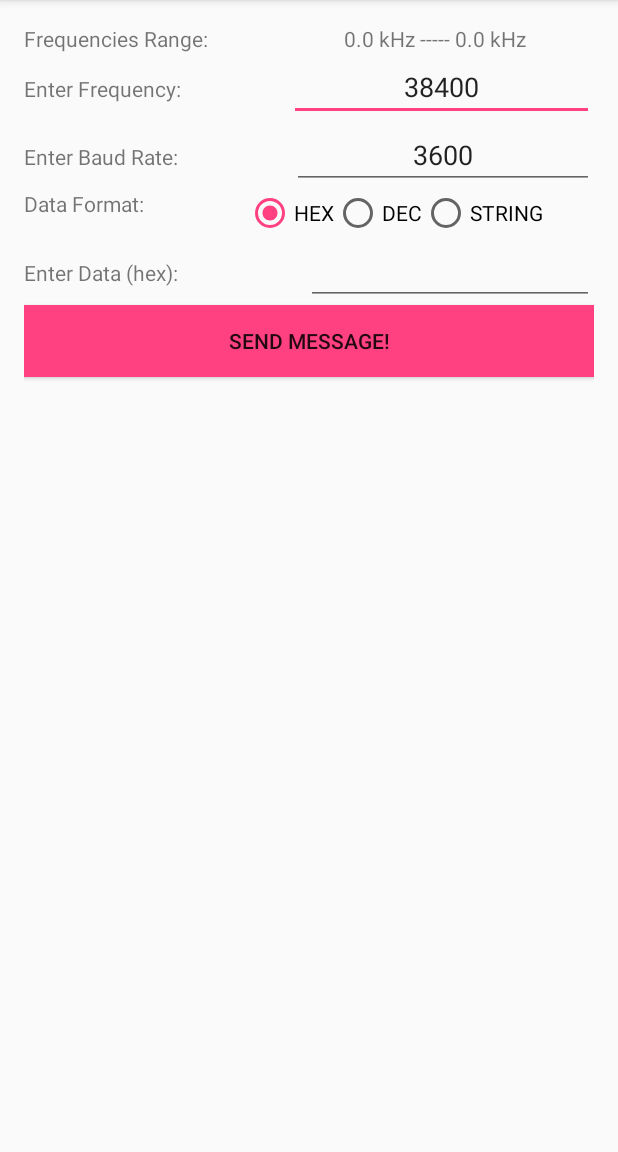
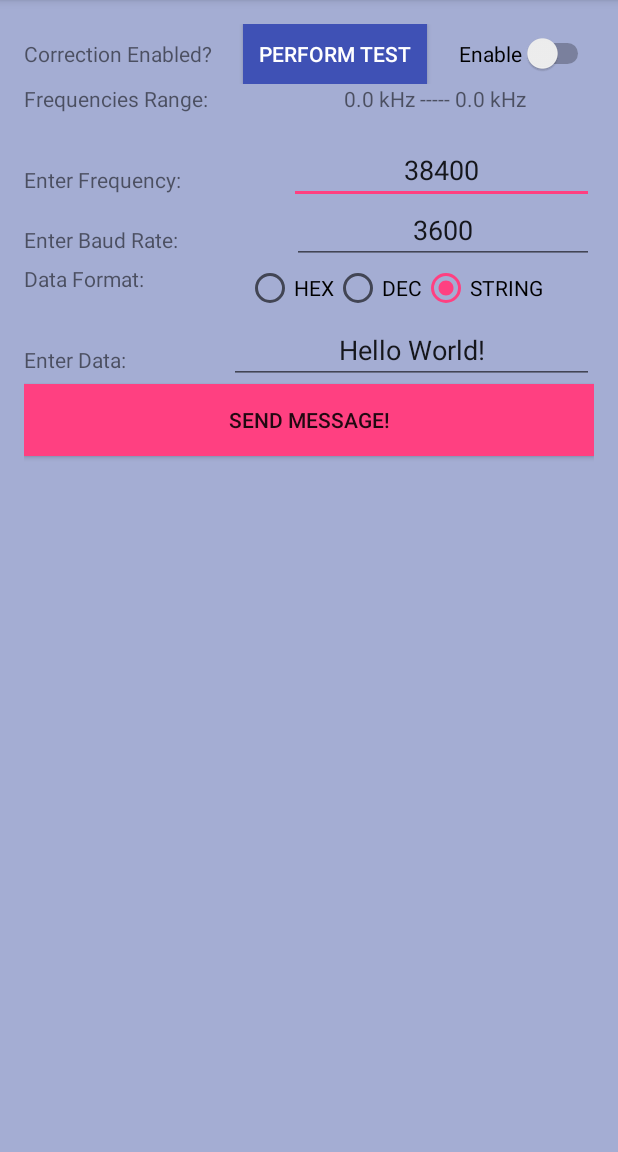
Before and after one commit to Montvydas/IrSerial, an Android app: the screen it shows after launch (MainActivity), on a phone screen of 412 x 824 dp, the part 84-1236 px from its top. Run offline under Robolectric (Android 15) with nearby library versions, the phone set to English and light mode, and no system bars; 1 statement that could not run was skipped.

```diff
--- a/app/src/main/AndroidManifest.xml
+++ b/app/src/main/AndroidManifest.xml
@@ -7,7 +7,7 @@
 
     <application
         android:allowBackup="true"
-        android:icon="@mipmap/ic_launcher"
+        android:icon="@drawable/ic_launcher"
         android:label="@string/app_name"
         android:supportsRtl="true"
         android:theme="@style/AppTheme">
--- a/app/src/main/java/com/monte/ircontroller/MainActivity.java
+++ b/app/src/main/java/com/monte/ircontroller/MainActivity.java
@@ -13,8 +13,10 @@ import android.util.Log;
 import android.view.View;
 import android.view.Menu;
 import android.view.MenuItem;
+import android.widget.CompoundButton;
 import android.widget.EditText;
 import android.widget.RadioGroup;
+import android.widget.Switch;
 import android.widget.TextView;
 import android.widget.Toast;
 
@@ -22,24 +24,44 @@ import com.monte.ircontroller.library.*;
 import com.monte.ircontroller.protocols.IRcontroller;
 import com.monte.ircontroller.protocols.IrSerial;
 
-public class MainActivity extends AppCompatActivity implements RadioGroup.OnCheckedChangeListener {
-    private TextView freqRangeText;
+public class MainActivity extends AppCompatActivity implements RadioGroup.OnCheckedChangeListener, CompoundButton.OnCheckedChangeListener {
+    private TextView freqRangeText; //IR blaster modulation frequency range defined here
 
-    private EditText transmitFreq;
-    private EditText transmitData;
-    private EditText baudRate;
+    private EditText transmitFreq;  //change the modulation frequency
+    private EditText transmitData;  //enter data to send
+    private EditText baudRate;      //change baud rate
 
-    private IrSerial irSerial;
-    private RadioGroup radioFormatGroup;
+    private IrSerial irSerial;      //irSerial object to send data
+    private RadioGroup radioFormatGroup;    //radio group for listening for format changes
 
-    private int transmitFormat = 0;
+    private Switch correctionSwitch;
+
+    private int transmitFormat = 2; //to determine what kind of data you want to send (hex, dec or String)
 
     @Override
     protected void onCreate(Bundle savedInstanceState) {
         super.onCreate(savedInstanceState);
+        //If you want to fix the screen orientation
 //        this.setRequestedOrientation(ActivityInfo.SCREEN_ORIENTATION_PORTRAIT);
+        setContentView(R.layout.activity_main);
 
-        setContentView(R.layout.activity_main);
+        //initialises buttons, textViews...
+        initialiseViews ();
+
+        //initialise the Infrared Serial library
+        irSerial = new IrSerial(this, IrSerial.DEFAULT_FREQ, 3600);
+
+        //set the text for min and max frequencies
+        freqRangeText.setText(irSerial.getMinFreq() / 1000.0 + " kHz" + " ----- " +
+                irSerial.getMaxFreq() / 1000.0 + " kHz");
+
+        if (irSerial.isIrSupported())
+            Toast.makeText(this, "IR Blaster Supported!", Toast.LENGTH_SHORT).show();
+        else
+            Toast.makeText(this, "IR Blaster NOT Supported!", Toast.LENGTH_SHORT).show();
+    }
+
+    private void initialiseViews (){
         Toolbar toolbar = (Toolbar) findViewById(R.id.toolbar);
         setSupportActionBar(toolbar);
 
@@ -55,12 +77,12 @@ public class MainActivity extends AppCompatActivity implements RadioGroup.OnChec
         radioFormatGroup = (RadioGroup) findViewById(R.id.radioFormatGroup);
         radioFormatGroup.setOnCheckedChangeListener(this);
 
-        //initialise the Infrared Serial library
-        irSerial = new IrSerial(this, IrSerial.DEFAULT_FREQ, 3600);
+        correctionSwitch = (Switch) findViewById(R.id.correctionSwitch);
+        correctionSwitch.setOnCheckedChangeListener(this);
+    }
 
-        //set the text for min and max frequencies
-        freqRangeText.setText(irSerial.getMinFreq() / 1000.0 + " kHz" + " ----- " +
-                irSerial.getMinFreq() / 1000.0 + " kHz");
+    public void performTest (View view){
+        irSerial.performCorrectionTest();
     }
 
     public void sendIR(View view) {
@@ -84,17 +106,20 @@ public class MainActivity extends AppCompatActivity implements RadioGroup.OnChec
 
         switch (transmitFormat) {
             case 0: //Transmit hex data; Firstly get String (hex), then translate that to int (dec) and then send
-                String dataHex = transmitData.getText().toString();
-                if (dataHex.length() > 2){
+                String dataHexString = transmitData.getText().toString();
+                int dataHexInt;
+                if (dataHexString.length() > 2){
                     Toast.makeText(this, "Value must be within 00 to FF", Toast.LENGTH_SHORT).show();
                     break;
                 }
                 try {   //an exception will occur if not hex value will be entered
-                    irSerial.send(hexToDec(dataHex));
+                    dataHexInt = hexToDec(dataHexString);
                 } catch (Exception e){
                     Toast.makeText(this, "Enter Hex Value", Toast.LENGTH_SHORT).show();
+                    break;
                 }
-
+                if (!irSerial.send(dataHexInt))
+                    Toast.makeText(this, "Baud rate is too small or message too long", Toast.LENGTH_SHORT).show();
                 break;
             case 1: //Transmit dec data; Parse the data in the field to String and then to int; then Send;
                 int data;
@@ -110,10 +135,12 @@ public class MainActivity extends AppCompatActivity implements RadioGroup.OnChec
                     Toast.makeText(this, "Value must be within range 0 to 255", Toast.LENGTH_SHORT).show();
                     break;
                 }
-                irSerial.send(data);
+                if (!irSerial.send(data))
+                    Toast.makeText(this, "Baud rate is too small or message too long", Toast.LENGTH_SHORT).show();
                 break;
             case 2: //simplest transmission - get the text as string and then transmit it;
-                irSerial.send(transmitData.getText().toString());
+                if (!irSerial.send(transmitData.getText().toString()))
+                    Toast.makeText(this, "Baud rate is too small or message too long", Toast.LENGTH_SHORT).show();
                 break;
         }
         //this is used to clear the field
@@ -147,12 +174,12 @@ public class MainActivity extends AppCompatActivity implements RadioGroup.OnChec
     public void onCheckedChanged(RadioGroup group, int checkedId) {
         switch (checkedId) {
             case R.id.radioHex:         //determine which of the radio buttons are checked;
-                transmitFormat = 0;     //by default hex is checked;
+                transmitFormat = 0;
                 break;
             case R.id.radioDec:
                 transmitFormat = 1;
                 break;
-            case R.id.radioString:
+            case R.id.radioString:      //by default String is checked;
                 transmitFormat = 2;
                 break;
         }
@@ -185,4 +212,12 @@ public class MainActivity extends AppCompatActivity implements RadioGroup.OnChec
         }
         return true;
     }
+
+    @Override
+    public void onCheckedChanged(CompoundButton buttonView, boolean isChecked) {
+        if (isChecked)  //enable correction
+            irSerial.setCorrectionEnabled(true);
+        else
+            irSerial.setCorrectionEnabled(false);
+    }
 }
--- a/app/src/main/res/layout/content_main.xml
+++ b/app/src/main/res/layout/content_main.xml
@@ -11,12 +11,42 @@
     app:layout_behavior="@string/appbar_scrolling_view_behavior"
     tools:context="com.monte.ircontroller.MainActivity"
     android:orientation="vertical"
-    tools:showIn="@layout/activity_main">
+    tools:showIn="@layout/activity_main"
+    android:background="#A4ADD3">
 
     <LinearLayout
         android:layout_width="match_parent"
-        android:layout_height="wrap_content"
+        android:layout_height="40dp"
         android:weightSum="3"
+        android:orientation="horizontal">
+
+        <TextView
+            android:layout_width="wrap_content"
+            android:layout_height="wrap_content"
+            android:text="Correction Enabled?"
+            android:layout_weight="1"/>
+        <Button
+            android:layout_width="wrap_content"
+            android:layout_height="wrap_content"
+            android:text="Perform Test"
+            android:layout_weight="1"
+            android:background="@color/colorPrimary"
+            android:textColor="#FFFFFF"
+            android:onClick="performTest"/>
+        <Switch
+            android:layout_width="wrap_content"
+            android:layout_height="wrap_content"
+            android:id="@+id/correctionSwitch"
+            android:text="Enable"
+            android:textAlignment="textEnd"
+            android:layout_weight="1" />
+    </LinearLayout>
+
+    <LinearLayout
+        android:layout_width="match_parent"
+        android:layout_height="40dp"
+        android:weightSum="3"
+
         android:orientation="horizontal">
 
         <TextView
@@ -37,7 +67,7 @@
 
     <LinearLayout
         android:layout_width="match_parent"
-        android:layout_height="wrap_content"
+        android:layout_height="40dp"
         android:weightSum="3"
         android:orientation="horizontal">
 
@@ -57,7 +87,7 @@
 
     <LinearLayout
         android:layout_width="match_parent"
-        android:layout_height="wrap_content"
+        android:layout_height="40dp"
         android:weightSum="3"
         android:orientation="horizontal">
 
@@ -77,7 +107,7 @@
 
     <LinearLayout
         android:layout_width="match_parent"
-        android:layout_height="wrap_content"
+        android:layout_height="40dp"
         android:weightSum="3"
         android:orientation="horizontal">
 
@@ -97,8 +127,7 @@
                 android:layout_width="wrap_content"
                 android:layout_height="wrap_content"
                 android:text="HEX"
-                android:id="@+id/radioHex"
-                android:checked="true"/>
+                android:id="@+id/radioHex" />
             <RadioButton
                 android:layout_width="wrap_content"
                 android:layout_height="wrap_content"
@@ -108,26 +137,28 @@
                 android:layout_width="wrap_content"
                 android:layout_height="wrap_content"
                 android:text="STRING"
-                android:id="@+id/radioString"/>
+                android:id="@+id/radioString"
+                android:checked="true"/>
         </RadioGroup>
     </LinearLayout>
 
     <LinearLayout
         android:layout_width="match_parent"
-        android:layout_height="wrap_content"
+        android:layout_height="40dp"
         android:weightSum="3"
         android:orientation="horizontal">
 
         <TextView
             android:layout_width="wrap_content"
             android:layout_height="wrap_content"
-            android:text="Enter Data (hex):"
+            android:text="Enter Data:"
             android:layout_weight="1"/>
         <EditText
             android:id="@+id/transmitDataText"
             android:layout_width="wrap_content"
             android:layout_height="wrap_content"
             android:gravity="center"
+            android:text="Hello World!"
             android:layout_weight="2"/>
     </LinearLayout>
 
```
Also changed, not shown: app/src/main/java/com/monte/ircontroller/protocols/IrSerial.java (+111 -19 lines), app/src/main/res/mipmap-hdpi/ic_launcher.png.
